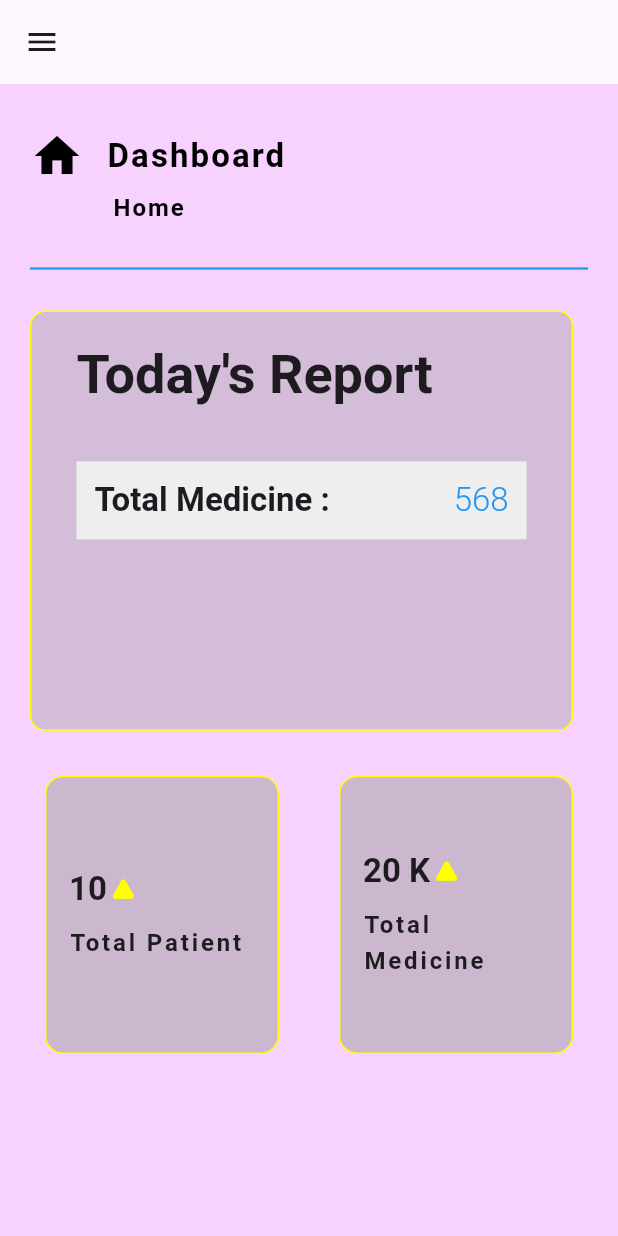
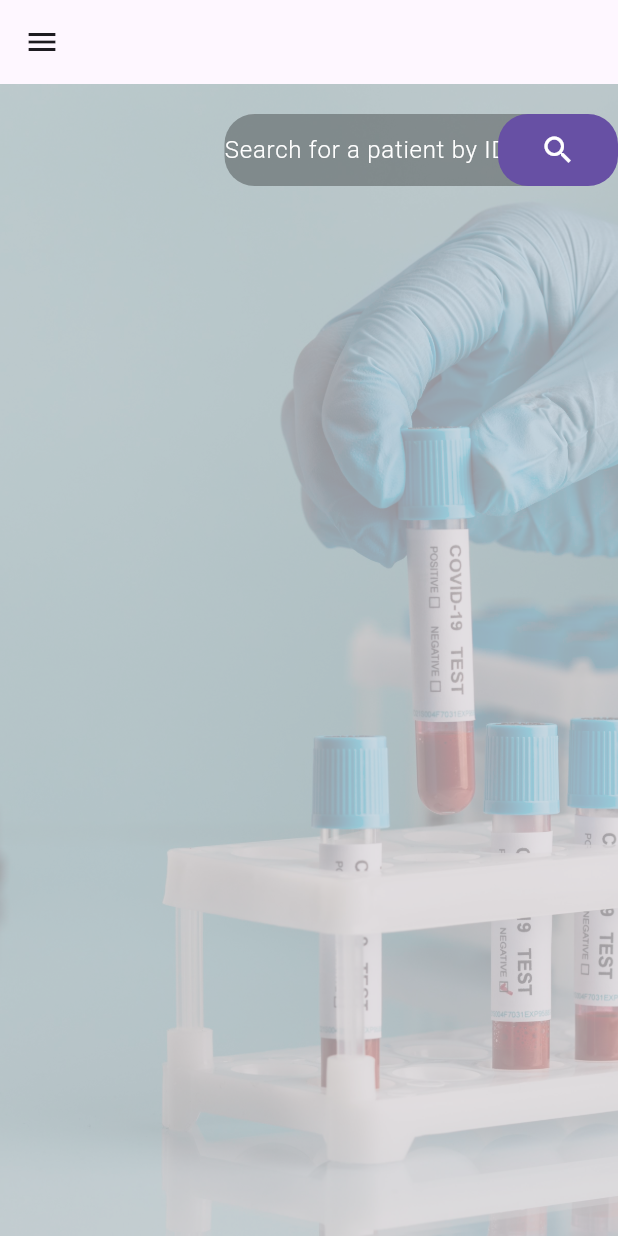
Before and after one commit to JakariaKhan-CSE/JUST-Medical-Center-Automation, a Flutter app: the screen it shows after launch, on a phone screen of 412 x 824 dp. Run offline on Flutter 3.47's test engine with Material 3 defaults, Android fonts, the phone set to English and light mode, and no system bars; our stand-ins replace firebase_auth, firebase_core, get; accounts and stored records are empty.

Commit message:
lab technician design complete.

```diff
--- /dev/null
+++ b/lib/controller/labTechController/labTechnicianController.dart
@@ -0,0 +1,30 @@
+import 'package:flutter/cupertino.dart';
+
+ class LabTechnicianController extends ChangeNotifier{
+  int current_index = 0;
+  void SetIndex(index)
+  {
+   current_index = index;
+   notifyListeners();
+  }
+  bool _oldPasswordSecure = true;
+  bool _newPasswordSecure = true;
+  bool _confirmPasswordSecure = true;
+
+  bool get oldPasswordSecure => _oldPasswordSecure;
+  void  setOldPasswordSecure(){
+    _oldPasswordSecure = !_oldPasswordSecure;
+    notifyListeners();
+  }
+  bool get newPasswordSecure => _newPasswordSecure;
+  void  setNewPasswordSecure(){
+    _newPasswordSecure = !_newPasswordSecure;
+    notifyListeners();
+  }
+  bool get confirmPasswordSecure => _confirmPasswordSecure;
+  void  setConfirmPasswordSecure(){
+    _confirmPasswordSecure = !_confirmPasswordSecure;
+    notifyListeners();
+  }
+
+ }
--- a/lib/main.dart
+++ b/lib/main.dart
@@ -2,8 +2,10 @@ import 'package:flutter/material.dart';
 import 'package:just_medical_center_automation/controller/adminController/adminController.dart';
 import 'package:just_medical_center_automation/controller/common_controller.dart';
 import 'package:just_medical_center_automation/controller/doctorController/doctor_controller.dart';
+import 'package:just_medical_center_automation/controller/labTechController/labTechnicianController.dart';
 import 'package:just_medical_center_automation/controller/patientController/indexChange.dart';
 import 'package:just_medical_center_automation/controller/pharmacistController/pharmacistController.dart';
+import 'package:just_medical_center_automation/screen/Lab%20Technician/lab-technician_screen.dart';
 import 'package:just_medical_center_automation/screen/doctor/doctor_screen.dart';
 import 'package:just_medical_center_automation/screen/patient/patient_screen.dart';
 import 'package:just_medical_center_automation/screen/pharmacist/pharmacist_screen.dart';
@@ -17,11 +19,12 @@ void main(){
     ChangeNotifierProvider(create: (context) => DoctorController(),),
     ChangeNotifierProvider(create: (context) => PharmacistController(),),
     ChangeNotifierProvider(create: (context) => CommonController(),),
+    ChangeNotifierProvider(create: (context) => LabTechnicianController(),),
   ],
   child: GetMaterialApp(
     debugShowCheckedModeBanner: false,
     theme: ThemeData.light(),
-    home: PharmacistScreen()
+    home: LabTechnicianScreen()
   ),
   ),
 
--- a/lib/screen/Doctor/widget/doctor/doctorMiddlePartFeatures.dart
+++ b/lib/screen/Doctor/widget/doctor/doctorMiddlePartFeatures.dart
@@ -1,5 +1,6 @@
 import 'package:flutter/cupertino.dart';
 import 'package:just_medical_center_automation/controller/doctorController/doctor_controller.dart';
+import 'package:just_medical_center_automation/screen/Lab%20Technician/dashboard_labTech.dart';
 import 'package:just_medical_center_automation/screen/common/prescriptiondesign.dart';
 import 'package:just_medical_center_automation/screen/doctor/doctor_password_change.dart';
 import 'package:just_medical_center_automation/screen/doctor/make_prescription.dart';
@@ -22,7 +23,7 @@ class DoctorMiddlePartFeature extends StatelessWidget {
   Widget build(BuildContext context) {
     final _pageController = Provider.of<DoctorController>(context, listen: true);
     if(_pageController.current_index == 0)
-      return DashBoardDoctor();
+      return DashBoardLabTechnician();
     else if(_pageController.current_index == 1)
       return SeeAllPatientList();
     else if(_pageController.current_index == 2)
--- /dev/null
+++ b/lib/screen/Lab Technician/dashboard_labTech.dart
@@ -0,0 +1,71 @@
+import 'package:flutter/material.dart';
+
+import '../../../../../responsive.dart';
+class DashBoardLabTechnician extends StatelessWidget {
+  const DashBoardLabTechnician({
+    super.key,
+  });
+
+  @override
+  Widget build(BuildContext context) {
+    return Container(
+      color: Colors.grey.withOpacity(0.4),
+
+      child: Stack(
+
+        children: [
+          Opacity(
+            opacity: 0.3,
+            child: Image.asset('images/lab_tech.jpg',fit: BoxFit.cover,width:MediaQuery.of(context).size.width ,
+                height: MediaQuery.of(context).size.height),
+          ),
+          Positioned(
+            top: 0,right: 0,
+            child: Stack(
+              children: [
+                Container(
+                  margin: EdgeInsets.only(right: 20,top: 20),
+                  decoration: BoxDecoration(
+                      borderRadius: BorderRadius.circular(20),
+                      color: Colors.black.withOpacity(0.3)
+                  ),
+                  child: SizedBox(
+                    width: Responsive.isDesktop(context) ? MediaQuery.of(context).size.width/4 :
+                    MediaQuery.of(context).size.width/1.7,
+                    child: TextField(
+
+                      decoration: InputDecoration(
+                          hintText: 'Search for a patient by ID',
+                          hintStyle: TextStyle(fontWeight: FontWeight.w300,
+                              color: Colors.white),
+                          border: InputBorder.none
+                      ),
+                    ),
+                  ),
+                ),
+                Positioned(top: 0,right: 0,bottom: 0,child: InkWell(
+                  onTap: (){
+
+                  },
+                  child: Container(
+                    margin: EdgeInsets.only(top: 20),
+                    width: 80,
+                    decoration: BoxDecoration(
+                        borderRadius: BorderRadius.circular(20),
+                        color: Theme.of(context).colorScheme.primary
+                    ),
+                    child: Icon(
+                      Icons.search,
+                      color: Colors.white,
+                    ),
+                  ),
+                ))
+              ],
+            ),
+          ),
+
+        ],
+      ),
+    );
+  }
+}
--- /dev/null
+++ b/lib/screen/Lab Technician/lab-technician_screen.dart
@@ -0,0 +1,38 @@
+import 'package:flutter/material.dart';
+import 'package:just_medical_center_automation/screen/Lab%20Technician/lab_tech_RightSide.dart';
+import 'package:just_medical_center_automation/screen/Lab%20Technician/lab_technician_sidebar.dart';
+import '../../responsive.dart';
+class LabTechnicianScreen extends StatefulWidget {
+  const LabTechnicianScreen({super.key});
+
+  @override
+  State<LabTechnicianScreen> createState() => _LabTechnicianScreenState();
+}
+
+class _LabTechnicianScreenState extends State<LabTechnicianScreen> {
+  @override
+  Widget build(BuildContext context) {
+    return Scaffold(
+      appBar: Responsive.isDesktop(context) ? null: AppBar(
+          leading: Builder(builder: (context) => IconButton(onPressed: (){
+            Scaffold.of(context).openDrawer();
+          }, icon: const Icon(Icons.menu)),)
+      ),
+      drawer: LabTechnicianSidebar(),
+      body: Row(
+        children: [
+          if(Responsive.isDesktop(context)) // desktop holei aita show korbe otherwise side a show korbe na
+            Expanded(
+                flex: 2,
+                child: LabTechnicianSidebar()
+            ),
+          Expanded(
+              flex: 7,
+              child: LabTechnicianRightPartFeature()
+          ),
+
+        ],
+      ),
+    );
+  }
+}
--- /dev/null
+++ b/lib/screen/Lab Technician/lab_tech_RightSide.dart
@@ -0,0 +1,22 @@
+import 'package:flutter/cupertino.dart';
+import 'package:just_medical_center_automation/controller/labTechController/labTechnicianController.dart';
+import 'package:just_medical_center_automation/screen/Lab%20Technician/change_password.dart';
+import 'package:just_medical_center_automation/screen/Lab%20Technician/dashboard_labTech.dart';
+import 'package:provider/provider.dart';
+
+
+
+class LabTechnicianRightPartFeature extends StatelessWidget {
+  const LabTechnicianRightPartFeature({super.key});
+
+  @override
+  Widget build(BuildContext context) {
+    final _pageController = Provider.of<LabTechnicianController>(context, listen: true);
+    if(_pageController.current_index == 0)
+      return DashBoardLabTechnician();
+    else if(_pageController.current_index == 1)
+      return ChangePasswordLabTechnician();
+    else
+      return DashBoardLabTechnician();
+  }
+}
--- a/lib/screen/pharmacist/widget/pharmacist/components/pharmacist_name.dart
+++ b/lib/screen/pharmacist/widget/pharmacist/components/pharmacist_name.dart
@@ -2,7 +2,8 @@ import 'package:flutter/material.dart';
 
 class PharmacistInfo extends StatelessWidget {
   final String pharmacistName;
-  const PharmacistInfo({super.key, required this.pharmacistName});
+  final String imageLink;
+  const PharmacistInfo({super.key, required this.pharmacistName, required this.imageLink});
 
   @override
   Widget build(BuildContext context) {
@@ -11,7 +12,7 @@ class PharmacistInfo extends StatelessWidget {
         AspectRatio(aspectRatio: 1.5,
             child: CircleAvatar(
                 radius: 100,
-                child:  Image.network('https://cdn-icons-png.flaticon.com/512/1560/1560896.png',fit: BoxFit.cover,))
+                child:  Image.network(imageLink,fit: BoxFit.cover,))
         ),
 
         const SizedBox(height: 20,),
--- a/lib/screen/pharmacist/widget/pharmacist/pharmacist_sidebar.dart
+++ b/lib/screen/pharmacist/widget/pharmacist/pharmacist_sidebar.dart
@@ -23,7 +23,7 @@ class PharmacistSidebar extends StatelessWidget {
             children: [
 
               // show current doctor picture(which is log in)
-              PharmacistInfo(pharmacistName: "Welcome Pharmacist"),
+              PharmacistInfo(pharmacistName: "Welcome Pharmacist",imageLink: "'https://cdn-icons-png.flaticon.com/512/1560/1560896.png'",),
               featureItem(featureName: "DashBoard",onTap: (){
 
                 _pageController.SetIndex(0);
```
Also changed, not shown: lib/screen/Lab Technician/change_password.dart (added, +145 -0 lines), lib/screen/Lab Technician/lab_technician_sidebar.dart (added, +60 -0 lines), images/lab_tech.jpg (added).
